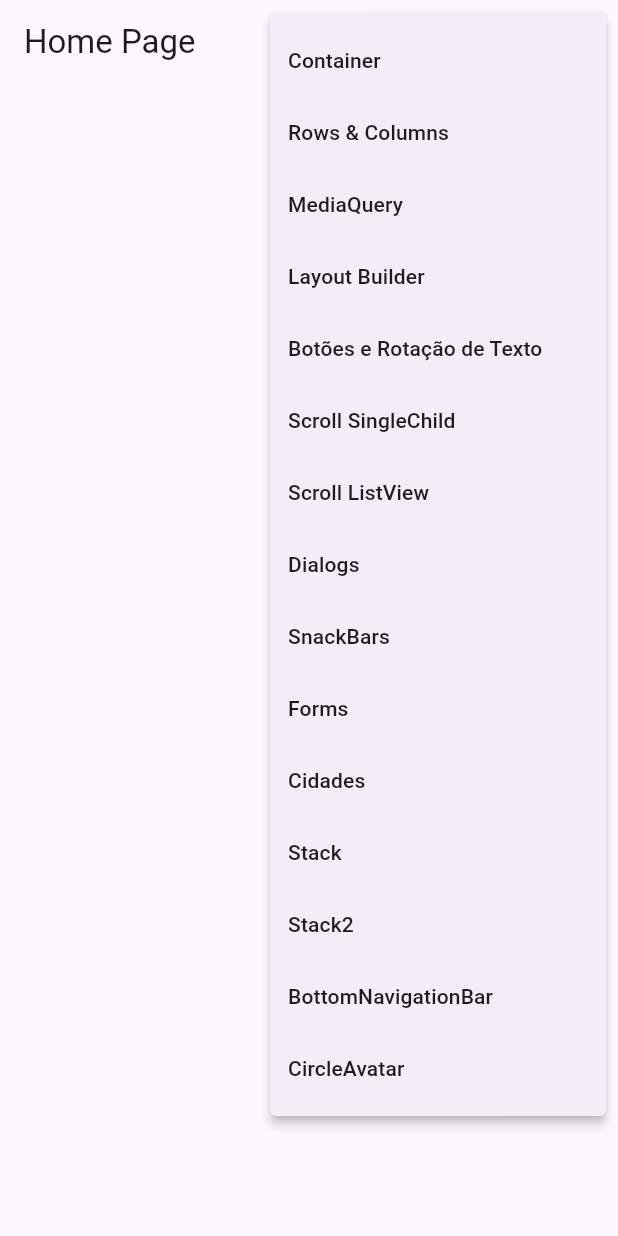
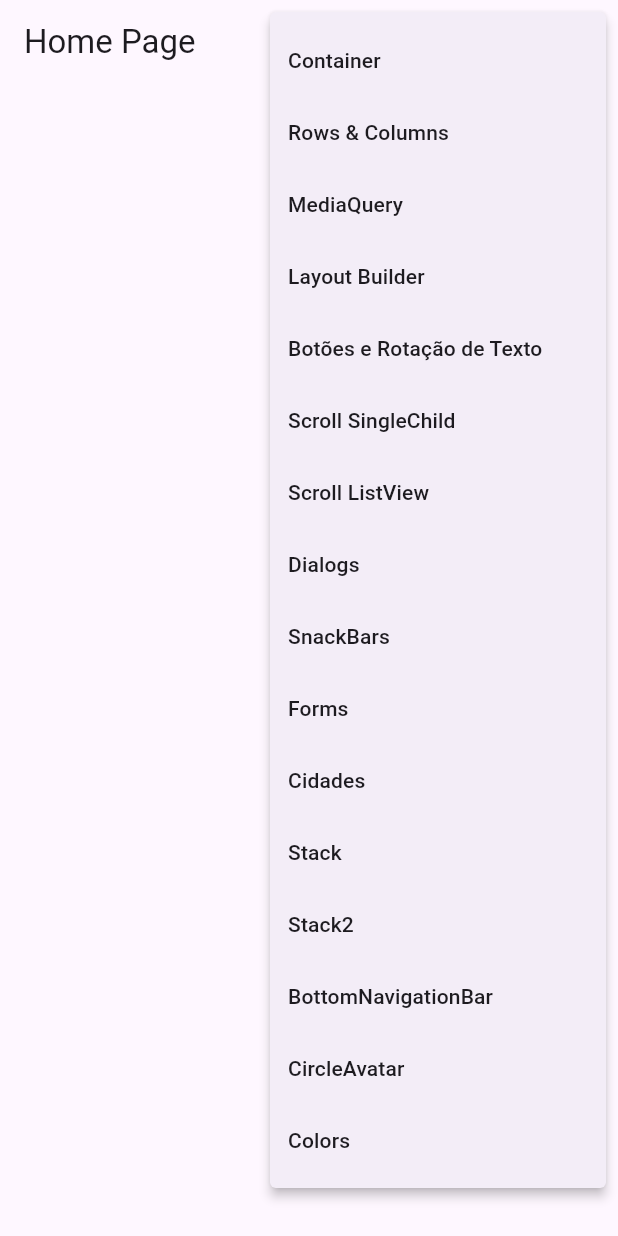
Before and after one commit to GMChristo/flutter_widgets_exemplos, a Flutter app: the screen it shows after launch, after a tap on the "more vert" icon, on a phone screen of 412 x 824 dp. Run offline on Flutter 3.47's test engine with Material 3 defaults, Android fonts, the phone set to English and light mode, and no system bars; our stand-ins replace device_preview.

```diff
--- a/lib/main.dart
+++ b/lib/main.dart
@@ -4,6 +4,7 @@ import 'package:widgets_exemplo/pages/botoes_rotacao_texto/botoes_rotacao_texto_
 import 'package:widgets_exemplo/pages/bottom_navigator_bar/bottom_navigator_bar_page.dart';
 import 'package:widgets_exemplo/pages/cidades/cidades_page.dart';
 import 'package:widgets_exemplo/pages/circle_avatar/circle_avatar_page.dart';
+import 'package:widgets_exemplo/pages/colors/colors_page.dart';
 import 'package:widgets_exemplo/pages/container/container_page.dart';
 import 'package:widgets_exemplo/pages/dialogs/dialogs_page.dart';
 import 'package:widgets_exemplo/pages/forms/forms_page.dart';
@@ -60,6 +61,7 @@ class MyApp extends StatelessWidget {
         '/stack/page2': (_) => const StackPage2(),
         '/bottomNavigationBar': (_) => const BottomNavigatorBarPage(),
         '/circleAvatar': (_) => const CircleAvatarPage(),
+        '/colors': (_) => const ColorsPage(),
       },
     );
   }
--- a/lib/pages/home/home_page.dart
+++ b/lib/pages/home/home_page.dart
@@ -30,6 +30,8 @@ enum PopupMenuPages {
   bottomNavigationBar,
   // ignore: constant_identifier_names
   circleAvatar,
+  // ignore: constant_identifier_names
+  colors,
 }
 
 class HomePage extends StatelessWidget {
@@ -88,6 +90,9 @@ class HomePage extends StatelessWidget {
                   break;
                 case PopupMenuPages.circleAvatar:
                   Navigator.of(context).pushNamed('/circleAvatar');
+                  break;
+                case PopupMenuPages.colors:
+                  Navigator.of(context).pushNamed('/colors');
                   break;
               }
             },
@@ -153,6 +158,10 @@ class HomePage extends StatelessWidget {
                   value: PopupMenuPages.circleAvatar,
                   child: Text('CircleAvatar'),
                 ),
+                const PopupMenuItem<PopupMenuPages>(
+                  value: PopupMenuPages.colors,
+                  child: Text('Colors'),
+                ),
               ];
             },
           )
```
Also changed, not shown: lib/pages/colors/colors_page.dart (added, +25 -0 lines).
